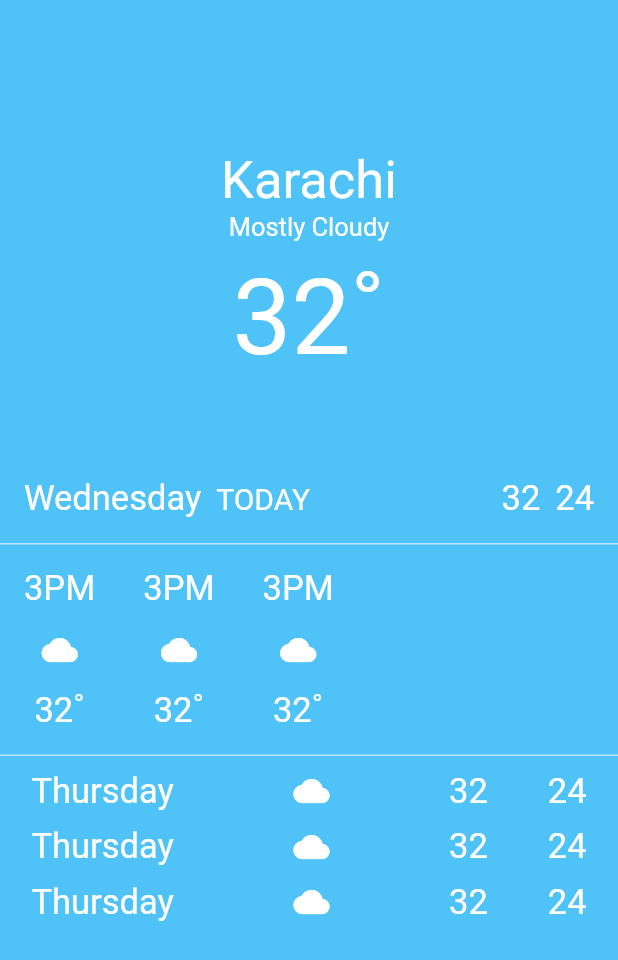
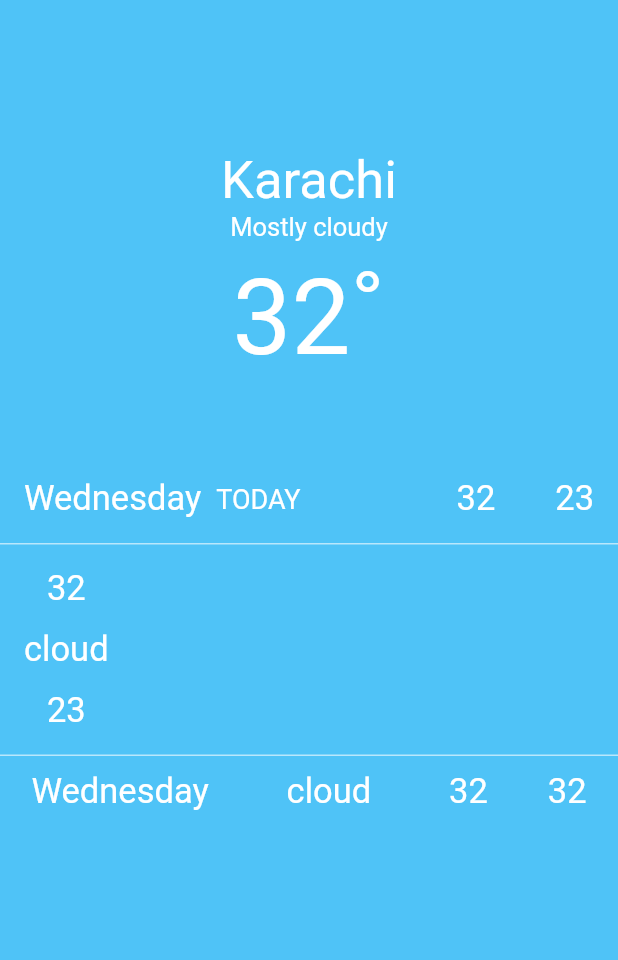
Before and after one commit to amaanullahkhan/daily-weather-flutter, a Flutter app: the screen it shows after launch, on a phone screen of 412 x 824 dp. Shown: the top 960 px of the screen. Run offline on Flutter 3.47's test engine with Material 2 defaults, Android fonts, the phone set to English and light mode, and no system bars; our stand-ins replace weather.

Commit message:
major work

```diff
--- a/project/weather/analysis_options.yaml
+++ b/project/weather/analysis_options.yaml
@@ -3,3 +3,4 @@ include: package:effective_dart/analysis_options.1.1.0.yaml
 linter:
   rules:
     public_member_api_docs: false
+    one_member_abstracts: false
--- /dev/null
+++ b/project/weather/lib/apis/weather_api.dart
@@ -0,0 +1,10 @@
+
+import 'package:weather/weather.dart';
+
+class OpenWeatherAPI {
+
+  Future<List<Weather>> fiveDayForecast() async {
+    return [];
+  }
+
+}
--- /dev/null
+++ b/project/weather/lib/app_dependency_container.dart
@@ -0,0 +1,31 @@
+import 'package:weather_app/home_page/forecast_view.dart';
+import 'package:weather_app/home_page/forecast_view_model.dart';
+import 'package:weather_app/home_page/weather_forecast_view_model.dart';
+import 'package:weather_app/main.dart';
+
+class AppDependencyContainer implements WeatherAppFactory {
+  @override
+  ForecastView makeForecastView() {
+    var forecastView = ForecastView(viewModel: makeForecastViewModel());
+    return forecastView;
+  }
+
+  ForecastViewModel makeForecastViewModel() {
+    var forecastViewModel = WeatherForecastViewModel(
+        infoViewModel: WeatherInfoViewModel(
+          title: "Karachi",
+          subTitle: "Mostly cloudy",
+          heading: "32˚",
+        ),
+        currentTemp: WeatherTextualRowImp(
+            day: "Wednesday", maxTemp: "32", minTemp: "23", text: "TODAY"),
+        dailyForecastViewModel: DailyForecastViewModelImp(columns: [
+          WeatherColumnImp(topText: "32", bottomText: "23", icon: "cloud")
+        ]),
+        weeklyForecastViewModel: WeeklyForecastViewModelImp(rows: [
+          WeatherRowImp(
+              day: "Wednesday", icon: "cloud", maxTemp: "32", minTemp: "23")
+        ]));
+    return forecastViewModel;
+  }
+}
--- a/project/weather/lib/controls/daily_forecast.dart
+++ /dev/null
@@ -1,17 +0,0 @@
-import 'package:flutter/material.dart';
-import 'weather_column.dart';
-
-class DailyForecast extends StatelessWidget {
-  final List<WeatherColumn> columns;
-  final double padding = 16;
-
-  DailyForecast({this.columns});
-
-  @override
-  Widget build(BuildContext context) {
-    var children = columns.map((column) {
-      return Container(child: column, padding: EdgeInsets.all(padding));
-    }).toList();
-    return Row(children: children);
-  }
-}
--- /dev/null
+++ b/project/weather/lib/controls/daily_forecast_view.dart
@@ -0,0 +1,23 @@
+import 'package:flutter/material.dart';
+import 'package:weather_app/controls/weather_column_view.dart';
+
+abstract class DailyForecastViewModel {
+  List<WeatherColumn> columns;
+}
+
+class DailyForecastView extends StatelessWidget {
+  final DailyForecastViewModel viewModel;
+  final double padding = 16;
+
+  DailyForecastView({this.viewModel});
+
+  @override
+  Widget build(BuildContext context) {
+    var children = viewModel.columns.map((column) {
+      return Container(
+          child: WeatherColumnView(column: column),
+          padding: EdgeInsets.all(padding));
+    }).toList();
+    return Row(children: children);
+  }
+}
--- a/project/weather/lib/controls/weather_column.dart
+++ /dev/null
@@ -1,25 +0,0 @@
-import 'package:flutter/material.dart';
-import 'primary_text.dart';
-
-class WeatherColumn extends StatelessWidget {
-  final String topText;
-  final String bottomText;
-  final Icon icon;
-
-  WeatherColumn({this.topText, this.bottomText, this.icon});
-
-  @override
-  Widget build(BuildContext context) {
-    return Column(
-      mainAxisAlignment: MainAxisAlignment.spaceBetween,
-      children: <Widget>[
-        PrimaryText(topText),
-        IconTheme(
-          data: IconThemeData(color: Colors.white),
-          child: icon,
-        ),
-        PrimaryText(bottomText),
-      ],
-    );
-  }
-}
--- /dev/null
+++ b/project/weather/lib/controls/weather_column_view.dart
@@ -0,0 +1,26 @@
+import 'package:flutter/material.dart';
+import 'primary_text.dart';
+
+abstract class WeatherColumn {
+  String get topText;
+  String get bottomText;
+  String get icon;
+}
+
+class WeatherColumnView extends StatelessWidget {
+  final WeatherColumn column;
+
+  WeatherColumnView({this.column});
+
+  @override
+  Widget build(BuildContext context) {
+    return Column(
+      mainAxisAlignment: MainAxisAlignment.spaceBetween,
+      children: <Widget>[
+        PrimaryText(column.topText),
+        PrimaryText(column.icon),
+        PrimaryText(column.bottomText),
+      ],
+    );
+  }
+}
--- a/project/weather/lib/controls/weather_row.dart
+++ b/project/weather/lib/controls/weather_row_view.dart
@@ -1,13 +1,20 @@
 import 'package:flutter/material.dart';
 import 'package:weather_app/controls/primary_text.dart';
 
-class WeatherRow extends StatelessWidget {
-  final String day;
-  final String maxTemp;
-  final String minTemp;
-  final Icon icon;
 
-  WeatherRow({this.day, this.maxTemp, this.minTemp, this.icon});
+abstract class WeatherRow {
+  String get day;
+  String get icon;
+  String get maxTemp;
+  String get minTemp;
+}
+
+
+class WeatherRowView extends StatelessWidget {
+
+  final WeatherRow row;
+
+  WeatherRowView(this.row);
 
   @override
   Widget build(BuildContext context) {
@@ -16,19 +23,19 @@ class WeatherRow extends StatelessWidget {
       child: Row(
         mainAxisAlignment: MainAxisAlignment.spaceBetween,
         children: <Widget>[
-          PrimaryText(day),
+          PrimaryText(row.day),
           Expanded(
             child: SizedBox.shrink(),
           ),
-          icon,
+          PrimaryText(row.icon),
           Expanded(
             child: SizedBox.shrink(),
           ),
-          PrimaryText(maxTemp),
+          PrimaryText(row.maxTemp),
           SizedBox(
             width: 40,
           ),
-          PrimaryText(minTemp),
+          PrimaryText(row.maxTemp),
         ],
       ),
     );
--- /dev/null
+++ b/project/weather/lib/controls/weather_textual_row.dart
@@ -0,0 +1,36 @@
+import 'package:flutter/material.dart';
+import 'package:weather_app/controls/primary_text.dart';
+
+abstract class WeatherTextualRow {
+  String get day;
+  String get text;
+  String get maxTemp;
+  String get minTemp;
+}
+
+
+class WeatherTextualRowView extends StatelessWidget {
+  final WeatherTextualRow textualRow;
+
+  WeatherTextualRowView({this.textualRow});
+
+  @override
+  Widget build(BuildContext context) {
+    return Row(
+      mainAxisAlignment: MainAxisAlignment.spaceBetween,
+      children: <Widget>[
+        PrimaryText(textualRow.day),
+        SizedBox(width: 10),
+        PrimaryText(textualRow.text, fontSize: 18),
+        Expanded(
+          child: SizedBox.shrink(),
+        ),
+        PrimaryText(textualRow.maxTemp),
+        SizedBox(
+          width: 40,
+        ),
+        PrimaryText(textualRow.minTemp),
+      ],
+    );
+  }
+}
--- a/project/weather/lib/controls/weekly_forecast.dart
+++ /dev/null
@@ -1,19 +0,0 @@
-import 'package:flutter/material.dart';
-import 'weather_row.dart';
-
-class WeeklyForecast extends StatelessWidget {
-  final List<WeatherRow> rows;
-  final double padding = 16;
-
-  WeeklyForecast({this.rows});
-
-  @override
-  Widget build(BuildContext context) {
-    return Container(
-      padding: EdgeInsets.only(left: padding, right: padding),
-      child: Column(
-        children: rows,
-      ),
-    );
-  }
-}
--- /dev/null
+++ b/project/weather/lib/controls/weekly_forecast_view.dart
@@ -0,0 +1,24 @@
+import 'package:flutter/material.dart';
+import 'package:weather_app/controls/weather_row_view.dart';
+
+abstract class WeeklyForecastViewModel {
+  List<WeatherRow> rows;
+}
+
+class WeeklyForecastView extends StatelessWidget {
+  final WeeklyForecastViewModel viewModel;
+  final double padding = 16;
+
+  WeeklyForecastView({this.viewModel});
+
+  @override
+  Widget build(BuildContext context) {
+    return Container(
+      padding: EdgeInsets.only(left: padding, right: padding),
+      child: Column(
+          children: viewModel.rows.map((row) {
+        return WeatherRowView(row);
+      }).toList()),
+    );
+  }
+}
--- /dev/null
+++ b/project/weather/lib/home_page/forecast_view.dart
@@ -0,0 +1,95 @@
+import 'package:flutter/material.dart';
+import 'package:weather_app/controls/daily_forecast_view.dart';
+import 'package:weather_app/controls/primary_text.dart';
+import 'package:weather_app/controls/weather_textual_row.dart';
+import 'package:weather_app/controls/weekly_forecast_view.dart';
+import 'package:weather_app/home_page/forecast_view_model.dart';
+
+class ForecastView extends StatelessWidget {
+  final ForecastViewModel viewModel;
+
+  ForecastView({this.viewModel});
+
+  @override
+  Widget build(BuildContext context) {
+    return Scaffold(
+      backgroundColor: Colors.lightBlue[300],
+      body: Container(
+        child: ListView(
+          children: <Widget>[
+            infoHeader,
+            todayForecast,
+            dailyForecast,
+            weeklyForecast,
+          ],
+        ),
+      ),
+    );
+  }
+
+  Widget get dailyForecast {
+    var _dailyForecast =
+        DailyForecastView(viewModel: viewModel.dailyForecastViewModel);
+
+    return Column(children: <Widget>[
+      Container(
+        height: 1,
+        color: Colors.white60,
+      ),
+      Container(
+        height: 140,
+        child: ListView(
+          scrollDirection: Axis.horizontal,
+          children: [_dailyForecast],
+        ),
+      ),
+      Container(
+        height: 1,
+        color: Colors.white60,
+      ),
+      SizedBox(
+        height: 5,
+      )
+    ]);
+  }
+
+  Widget get infoHeader {
+    return Column(
+      children: <Widget>[
+        SizedBox(
+          height: 100,
+        ),
+        PrimaryText(
+          viewModel.infoViewModel.title,
+          fontSize: 35,
+        ),
+        PrimaryText(
+          viewModel.infoViewModel.subTitle,
+          fontSize: 17,
+        ),
+        SizedBox(
+          height: 10,
+        ),
+        PrimaryText(
+          viewModel.infoViewModel.heading,
+          fontSize: 70,
+        ),
+        SizedBox(
+          height: 50,
+        ),
+      ],
+    );
+  }
+
+  Widget get todayForecast {
+    return Container(
+        padding: EdgeInsets.all(16),
+        child: WeatherTextualRowView(textualRow: viewModel.currentTemp));
+  }
+
+  WeeklyForecastView get weeklyForecast {
+    return WeeklyForecastView(
+      viewModel: viewModel.weeklyForecastViewModel,
+    );
+  }
+}
--- /dev/null
+++ b/project/weather/lib/home_page/forecast_view_model.dart
@@ -0,0 +1,16 @@
+import 'package:weather_app/controls/daily_forecast_view.dart';
+import 'package:weather_app/controls/weather_textual_row.dart';
+import 'package:weather_app/controls/weekly_forecast_view.dart';
+
+abstract class ForecastViewModel {
+  InfoViewModel infoViewModel;
+  WeatherTextualRow currentTemp;
+  DailyForecastViewModel dailyForecastViewModel;
+  WeeklyForecastViewModel weeklyForecastViewModel;
+}
+
+abstract class InfoViewModel {
+  String get title;
+  String get subTitle;
+  String get heading;
+}
--- a/project/weather/lib/home_page/home_page.dart
+++ /dev/null
@@ -1,137 +0,0 @@
-import 'package:flutter/material.dart';
-import 'package:weather_app/controls/daily_forecast.dart';
-import 'package:weather_app/controls/weather_column.dart';
-import 'package:weather_app/controls/weather_row.dart';
-import 'package:weather_app/controls/weekly_forecast.dart';
-import 'package:weather_app/controls/primary_text.dart';
-
-class HomePage extends StatefulWidget {
-  HomePage({Key key}) : super(key: key);
-
-  @override
-  HomePageState createState() => HomePageState();
-}
-
-class HomePageState extends State<HomePage> {
-  @override
-  Widget build(BuildContext context) {
-    return Scaffold(
-      backgroundColor: Colors.lightBlue[300],
-      body: Container(
-        child: ListView(
-          children: <Widget>[
-            Column(
-              mainAxisAlignment: MainAxisAlignment.start,
-              children: <Widget>[
-                SizedBox(
-                  height: 100,
-                ),
-                PrimaryText(
-                  "Karachi",
-                  fontSize: 35,
-                ),
-                PrimaryText(
-                  "Mostly Cloudy",
-                  fontSize: 17,
-                ),
-                SizedBox(
-                  height: 10,
-                ),
-                PrimaryText(
-                  "32˚",
-                  fontSize: 70,
-                ),
-                SizedBox(
-                  height: 50,
-                ),
-                Container(
-                  padding: EdgeInsets.all(16),
-                  child: Row(
-                    children: <Widget>[
-                      PrimaryText("Wednesday"),
-                      SizedBox(
-                        width: 10,
-                      ),
-                      PrimaryText(
-                        "TODAY",
-                        fontSize: 20,
-                      ),
-                      Expanded(
-                        child: SizedBox.shrink(),
-                      ),
-                      PrimaryText("32"),
-                      SizedBox(
-                        width: 10,
-                      ),
-                      PrimaryText("24"),
-                    ],
-                  ),
-                ),
-                Container(
-                  height: 1,
-                  color: Colors.white60,
-                ),
-                Container(
-                  height: 140,
-                  child: ListView(
-                    scrollDirection: Axis.horizontal,
-                    children: [
-                      DailyForecast(
-                        columns: [
-                          WeatherColumn(
-                            bottomText: "32˚",
-                            icon: Icon(Icons.cloud),
-                            topText: "3PM",
-                          ),
-                          WeatherColumn(
-                            bottomText: "32˚",
-                            icon: Icon(Icons.cloud),
-                            topText: "3PM",
-                          ),
-                          WeatherColumn(
-                            bottomText: "32˚",
-                            icon: Icon(Icons.cloud),
-                            topText: "3PM",
-                          )
-                        ],
-                      )
-                    ],
-                  ),
-                ),
-                Container(
-                  height: 1,
-                  color: Colors.white60,
-                ),
-                SizedBox(
-                  height: 5,
-                ),
-                WeeklyForecast(
-                  rows: <WeatherRow>[
-                    WeatherRow(
-                      day: "Thursday",
-                      maxTemp: "32",
-                      minTemp: "24",
-                      icon: Icon(Icons.cloud, color: Colors.white),
-                    ),
-                    WeatherRow(
-                      day: "Thursday",
-                      maxTemp: "32",
-                      minTemp: "24",
-                      icon: Icon(Icons.cloud, color: Colors.white),
-                    ),
-                    WeatherRow(
-                      day: "Thursday",
-                      maxTemp: "32",
-                      minTemp: "24",
-                      icon: Icon(Icons.cloud, color: Colors.white),
-                    )
-                  ],
-                ),
-              ],
-            ),
-          ],
-        ),
-      ),
-    );
-  }
-}
--- /dev/null
+++ b/project/weather/lib/home_page/weather_forecast_view_model.dart
@@ -0,0 +1,66 @@
+import 'package:weather_app/controls/daily_forecast_view.dart';
+import 'package:weather_app/controls/weather_column_view.dart';
+import 'package:weather_app/controls/weather_row_view.dart';
+import 'package:weather_app/controls/weather_textual_row.dart';
+import 'package:weather_app/controls/weekly_forecast_view.dart';
+import 'forecast_view_model.dart';
+
+class WeatherForecastViewModel implements ForecastViewModel {
+  InfoViewModel infoViewModel;
+  WeatherTextualRow currentTemp;
+  DailyForecastViewModel dailyForecastViewModel;
+  WeeklyForecastViewModel weeklyForecastViewModel;
+
+  WeatherForecastViewModel(
+      {this.infoViewModel,
+      this.currentTemp,
+      this.dailyForecastViewModel,
+      this.weeklyForecastViewModel});
+}
+
+class WeatherInfoViewModel implements InfoViewModel {
+  String title;
+  String subTitle;
+  String heading;
+
+  WeatherInfoViewModel({this.title, this.subTitle, this.heading});
+}
+
+class WeatherTextualRowImp implements WeatherTextualRow {
+  String day;
+  String text;
+  String maxTemp;
+  String minTemp;
+
+  WeatherTextualRowImp({this.day, this.text, this.maxTemp, this.minTemp});
+}
+
+class DailyForecastViewModelImp implements DailyForecastViewModel {
+  @override
+  List<WeatherColumn> columns;
+
+  DailyForecastViewModelImp({this.columns});
+}
+
+class WeeklyForecastViewModelImp implements WeeklyForecastViewModel {
+  @override
+  List<WeatherRow> rows;
+
+  WeeklyForecastViewModelImp({this.rows});
+}
+
+class WeatherColumnImp implements WeatherColumn {
+  String topText;
+  String bottomText;
+  String icon;
+
+  WeatherColumnImp({this.topText, this.bottomText, this.icon});
+}
+
+class WeatherRowImp implements WeatherRow {
+  String day;
+  String icon;
+  String maxTemp;
+  String minTemp;
+  WeatherRowImp({this.day, this.icon, this.maxTemp, this.minTemp});
+}
--- a/project/weather/lib/main.dart
+++ b/project/weather/lib/main.dart
@@ -1,22 +1,23 @@
 import 'package:flutter/material.dart';
-import 'package:weather/weather.dart';
-import 'package:weather_app/constants/string_constants.dart';
-import 'home_page/home_page.dart';
+import 'package:weather_app/app_dependency_container.dart';
+import 'home_page/forecast_view.dart';
 
 void main() async {
   WidgetsFlutterBinding.ensureInitialized();
-  var weatherStation = WeatherStation(StringConstants.standard.openWeatherApiKey);
-  var weather = await weatherStation.currentWeather();
-  print(weather.toString());
-  runApp(MyApp());
+  runApp(WeatherApp(weatherAppFactory: AppDependencyContainer()));
 }
 
-class MyApp extends StatelessWidget {
-  // This widget is the root of your application.
+class WeatherApp extends StatelessWidget {
+  final WeatherAppFactory weatherAppFactory;
+
+  WeatherApp({@required this.weatherAppFactory});
+
   @override
   Widget build(BuildContext context) {
-    return MaterialApp(
-      home: HomePage(),
-    );
+    return MaterialApp(home: weatherAppFactory.makeForecastView());
   }
 }
+
+abstract class WeatherAppFactory {
+  ForecastView makeForecastView();
+}
--- /dev/null
+++ b/project/weather/lib/network/networking.dart
@@ -0,0 +1,4 @@
+
+class Networking {
+
+}
```
Also changed, not shown: project/weather/pubspec.yaml (+8 -1 lines), project/weather/pubspec.lock, 2 other files.
